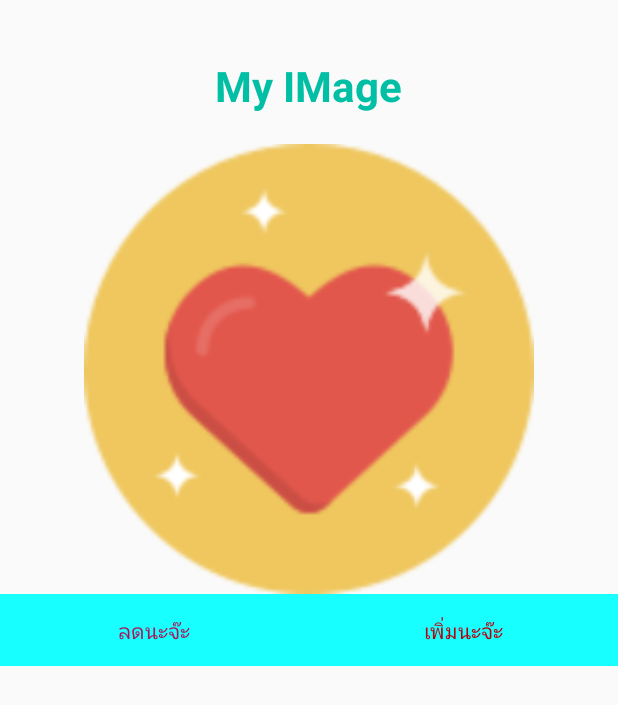
After one commit to PuriKnight/iEazy, an Android app: the layout fragment_main.xml on its own in the app's theme, with its tools: preview values and no code run, on a phone screen of 412 x 824 dp. The commit adds this screen. Shown: the top 705 px of the screen. Run offline under Robolectric (Android 15) with nearby library versions, the phone set to English and light mode, and no system bars.

Commit message:
Finish 17 oct

```diff
--- /dev/null
+++ b/app/src/main/res/layout/fragment_main.xml
@@ -0,0 +1,73 @@
+<?xml version="1.0" encoding="utf-8"?>
+<RelativeLayout xmlns:android="http://schemas.android.com/apk/res/android"
+    android:layout_width="match_parent" android:layout_height="match_parent">
+     <!--content -->
+        <LinearLayout
+            android:layout_marginTop="38dp"
+            android:gravity="center_horizontal"
+            android:orientation="vertical"
+            android:layout_width="match_parent"
+            android:layout_height="wrap_content"
+            android:layout_alignParentTop="true"
+            android:layout_alignParentLeft="true"
+            android:layout_alignParentStart="true">
+
+            <!--Title-->
+            <TextView
+                android:textColor="@color/colorPrimaryDark"
+                android:textStyle="bold"
+                android:textSize="@dimen/h1"
+                android:text="My IMage"
+                android:layout_width="wrap_content"
+                android:layout_height="wrap_content" />
+
+
+            <!--Image-->
+            <ImageView
+                android:layout_marginTop="20dp"
+                android:src="@drawable/iconluv1"
+                android:layout_width="@dimen/image_screen"
+                android:layout_height="@dimen/image_screen" />
+
+
+            <!--Controller-->
+            <LinearLayout
+
+                android:orientation="horizontal"
+                android:layout_width="match_parent"
+                android:layout_height="wrap_content">
+                <!--Decrease-->
+                <Button
+                    android:layoout_MarginLeft="3dp"
+                    android:textColor="@color/colorAccent"
+                    android:background="@color/colorPrimary"
+                    android:layout_weight="1"
+                    android:text="@string/Decrease"
+                    android:layout_width="0dp"
+                    android:layout_height="wrap_content" />
+
+                <!--Increase-->
+                <Button
+
+                    android:textColor="#ba000d"
+                    android:background="@color/colorPrimary"
+                    android:text="@string/Increase"
+                    android:layout_weight="1"
+                    android:layout_width="0dp"
+                    android:layout_height="wrap_content" />
+
+
+
+
+
+
+            </LinearLayout>
+
+
+
+
+
+
+
+        </LinearLayout>
+</RelativeLayout>
--- a/app/src/main/res/values/colors.xml
+++ b/app/src/main/res/values/colors.xml
@@ -1,6 +1,7 @@
 <?xml version="1.0" encoding="utf-8"?>
 <resources>
-    <color name="colorPrimary">#3F51B5</color>
-    <color name="colorPrimaryDark">#303F9F</color>
-    <color name="colorAccent">#FF4081</color>
+    <color name="colorPrimary">#18ffff</color>
+    <color name="colorPrimaryDark">#00bfa5</color>
+    <color name="colorAccent">#ad1457</color>
+    <color name="Pink">#FF4081</color>
 </resources>
--- /dev/null
+++ b/app/src/main/res/values/dimens.xml
@@ -0,0 +1,6 @@
+<?xml version="1.0" encoding="utf-8"?>
+<resources>
+    <dimen name="h1">28sp</dimen>
+    <dimen name="h2">18sp</dimen>
+    <dimen name="image_screen">300dp</dimen>
+</resources>
--- a/app/src/main/res/values/strings.xml
+++ b/app/src/main/res/values/strings.xml
@@ -1,3 +1,5 @@
 <resources>
     <string name="app_name">iEazy</string>
+    <string name="Decrease">ลดนะจ๊ะ</string>
+    <string name="Increase">เพิ่มนะจ๊ะ</string>
 </resources>
```
Also changed, not shown: app/src/main/java/com/puri_knight/ieazy/MainActivity.java (+11 -2 lines), app/src/main/java/com/puri_knight/ieazy/fragment/MainFragment.java (added, +26 -0 lines), app/src/main/res/layout/activity_main.xml (+33 -10 lines), app/src/main/res/drawable/bg.png (added), app/src/main/res/drawable/iconluv1.png (added), app/src/main/res/drawable/iconluv2.png (added), app/src/main/res/drawable/iconluv3.png (added).
